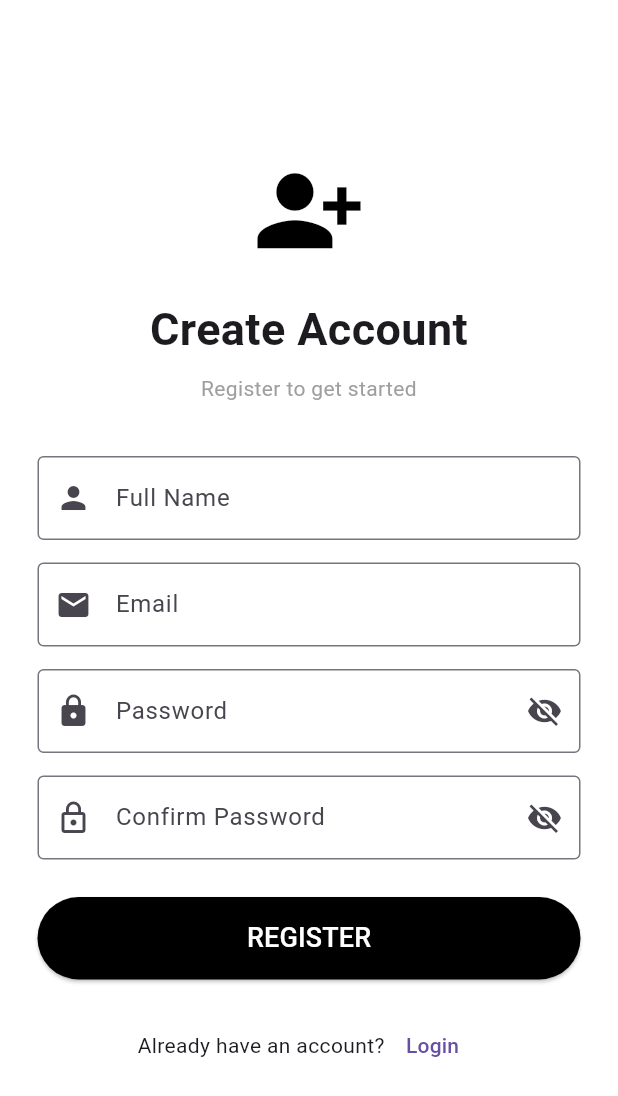
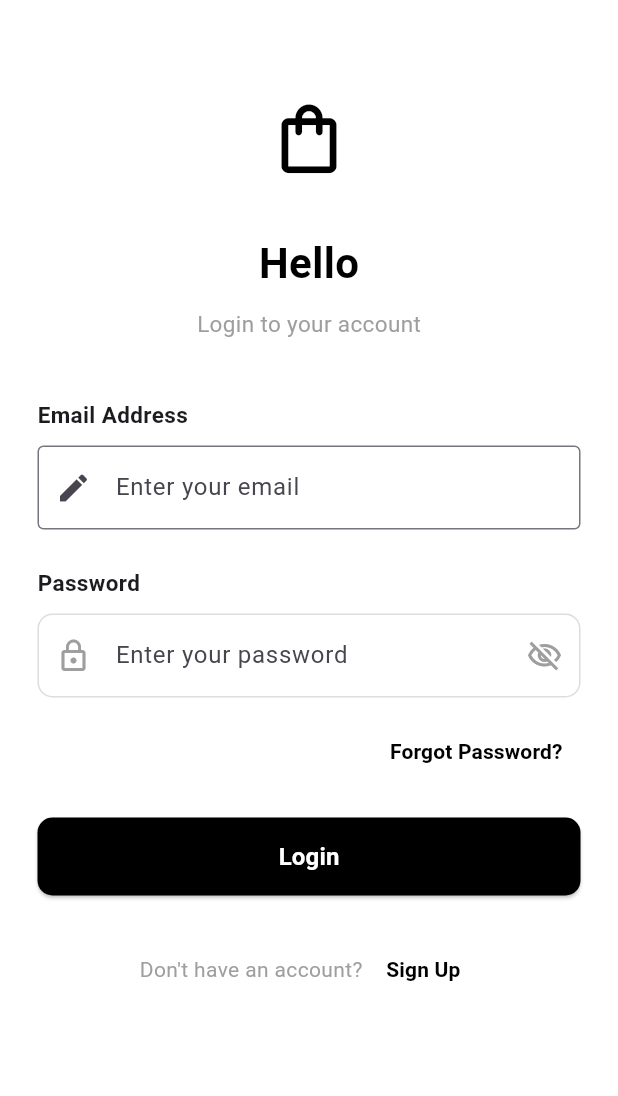
Before and after one commit to ZainMoghari/e-commerceApp, a Flutter app: the screen it shows after launch, on a phone screen of 412 x 824 dp. Shown: the top 1096 px of the screen. Run offline on Flutter 3.47's test engine with Material 3 defaults, Android fonts, the phone set to English and light mode, and no system bars.

Commit message:
added login page

```diff
--- /dev/null
+++ b/lib/MyTextField.dart
@@ -0,0 +1,20 @@
+import 'package:flutter/material.dart';
+
+class MyTextField extends StatelessWidget {
+  final String hint;
+  final TextEditingController controller;
+
+  const MyTextField({super.key, required this.hint, required this.controller});
+
+  @override
+  Widget build(BuildContext context) {
+    return TextField(
+      controller: controller,
+      decoration: InputDecoration(
+        hintText: hint,
+        prefixIcon: const Icon(Icons.edit),
+        border: const OutlineInputBorder(),
+      ),
+    );
+  }
+}
--- a/lib/Register.dart
+++ b/lib/Register.dart
@@ -1,5 +1,6 @@
-import 'package:ecommerceapp1/details.dart';
 import 'package:flutter/material.dart';
+import 'login.dart';
+import 'package:ecommerceapp1/MyTextField.dart';
 
 class Register extends StatefulWidget {
   const Register({super.key});
@@ -44,10 +45,11 @@ class _RegisterState extends State<Register> {
   }
 
   void showMessage(String message) {
-    ScaffoldMessenger.of(context).showSnackBar(
-      SnackBar(content: Text(message)),
-    );
+    ScaffoldMessenger.of(
+      context,
+    ).showSnackBar(SnackBar(content: Text(message)));
   }
+
   @override
   Widget build(BuildContext context) {
     return Scaffold(
@@ -73,6 +75,7 @@ class _RegisterState extends State<Register> {
                   style: TextStyle(
                     fontSize: 30,
                     fontWeight: FontWeight.bold,
+                    color: Colors.black,
                   ),
                 ),
 
@@ -86,25 +89,16 @@ class _RegisterState extends State<Register> {
 
                 const SizedBox(height: 35),
 
-                TextField(
+                MyTextField(
+                  hint: "Enter your full name",
                   controller: nameController,
-                  decoration: const InputDecoration(
-                    labelText: "Full Name",
-                    prefixIcon: Icon(Icons.person),
-                    border: OutlineInputBorder(),
-                  ),
                 ),
 
                 const SizedBox(height: 15),
 
-                TextField(
+                MyTextField(
+                  hint: "Enter your email",
                   controller: emailController,
-                  keyboardType: TextInputType.emailAddress,
-                  decoration: const InputDecoration(
-                    labelText: "Email",
-                    prefixIcon: Icon(Icons.email),
-                    border: OutlineInputBorder(),
-                  ),
                 ),
 
                 const SizedBox(height: 15),
@@ -112,10 +106,12 @@ class _RegisterState extends State<Register> {
                 TextField(
                   controller: passwordController,
                   obscureText: hidePassword,
-                  decoration: InputDecoration(
+                  decoration:
+                      const InputDecoration(
                         labelText: "Password",
-                    prefixIcon: const Icon(Icons.lock),
-                    border: const OutlineInputBorder(),
+                        prefixIcon: Icon(Icons.lock),
+                        border: OutlineInputBorder(),
+                      ).copyWith(
                         suffixIcon: IconButton(
                           icon: Icon(
                             hidePassword
@@ -136,10 +132,12 @@ class _RegisterState extends State<Register> {
                 TextField(
                   controller: confirmController,
                   obscureText: hideConfirm,
-                  decoration: InputDecoration(
+                  decoration:
+                      const InputDecoration(
                         labelText: "Confirm Password",
-                    prefixIcon: const Icon(Icons.lock_outline),
-                    border: const OutlineInputBorder(),
+                        prefixIcon: Icon(Icons.lock_outline),
+                        border: OutlineInputBorder(),
+                      ).copyWith(
                         suffixIcon: IconButton(
                           icon: Icon(
                             hideConfirm
@@ -180,9 +178,17 @@ class _RegisterState extends State<Register> {
                     const Text("Already have an account?"),
                     TextButton(
                       onPressed: () {
-                        Navigator.pop(context);
+                        Navigator.push(
+                          context,
+                          MaterialPageRoute(
+                            builder: (context) => const LoginPage(),
+                          ),
+                        );
                       },
-                      child: const Text("Login"),
+                      child: const Text(
+                        "Login",
+                        style: TextStyle(color: Colors.black),
+                      ),
                     ),
                   ],
                 ),
--- /dev/null
+++ b/lib/login.dart
@@ -0,0 +1,215 @@
+import 'package:flutter/material.dart';
+import 'package:ecommerceapp1/HomePage.dart';
+import 'package:ecommerceapp1/Register.dart';
+import 'package:ecommerceapp1/MyTextField.dart';
+
+class LoginPage extends StatefulWidget {
+  const LoginPage({super.key});
+
+  @override
+  State<LoginPage> createState() => _LoginPageState();
+}
+
+class _LoginPageState extends State<LoginPage> {
+  bool hidePassword = true;
+
+  final emailController = TextEditingController();
+  final passwordController = TextEditingController();
+
+  @override
+  void dispose() {
+    emailController.dispose();
+    passwordController.dispose();
+    super.dispose();
+  }
+
+  void login() {
+    if (emailController.text.trim().isEmpty ||
+        passwordController.text.isEmpty) {
+      ScaffoldMessenger.of(context).showSnackBar(
+        const SnackBar(content: Text('Please enter your email and password')),
+      );
+    } else {
+      Navigator.pushReplacement(
+        context,
+        MaterialPageRoute(builder: (context) => const Homepage()),
+      );
+    }
+  }
+
+  @override
+  Widget build(BuildContext context) {
+    return Scaffold(
+      backgroundColor: Colors.white,
+      body: SafeArea(
+        child: SingleChildScrollView(
+          padding: const EdgeInsets.symmetric(horizontal: 25),
+          child: Column(
+            crossAxisAlignment: CrossAxisAlignment.start,
+            children: [
+              const SizedBox(height: 65),
+
+              const Center(
+                child: Icon(
+                  Icons.shopping_bag_outlined,
+                  size: 55,
+                  color: Colors.black,
+                ),
+              ),
+
+              const SizedBox(height: 35),
+
+              const Center(
+                child: Text(
+                  'Hello',
+                  style: TextStyle(
+                    fontSize: 28,
+                    fontWeight: FontWeight.bold,
+                    color: Colors.black,
+                  ),
+                ),
+              ),
+
+              const SizedBox(height: 10),
+
+              const Center(
+                child: Text(
+                  'Login to your account',
+                  style: TextStyle(fontSize: 15, color: Colors.grey),
+                ),
+              ),
+
+              const SizedBox(height: 40),
+
+              const Text(
+                'Email Address',
+                style: TextStyle(fontSize: 15, fontWeight: FontWeight.w600),
+              ),
+
+              const SizedBox(height: 10),
+
+              MyTextField(
+                hint: 'Enter your email',
+                controller: emailController,
+              ),
+
+              const SizedBox(height: 25),
+
+              const Text(
+                'Password',
+                style: TextStyle(fontSize: 15, fontWeight: FontWeight.w600),
+              ),
+
+              const SizedBox(height: 10),
+
+              TextField(
+                controller: passwordController,
+                obscureText: hidePassword,
+                decoration: InputDecoration(
+                  hintText: 'Enter your password',
+                  prefixIcon: const Icon(
+                    Icons.lock_outline,
+                    color: Colors.grey,
+                  ),
+                  suffixIcon: IconButton(
+                    icon: Icon(
+                      hidePassword
+                          ? Icons.visibility_off_outlined
+                          : Icons.visibility_outlined,
+                      color: Colors.grey,
+                    ),
+                    onPressed: () {
+                      setState(() {
+                        hidePassword = !hidePassword;
+                      });
+                    },
+                  ),
+                  border: OutlineInputBorder(
+                    borderRadius: BorderRadius.circular(10),
+                  ),
+                  enabledBorder: OutlineInputBorder(
+                    borderRadius: BorderRadius.circular(10),
+                    borderSide: const BorderSide(color: Color(0xFFDDDDDD)),
+                  ),
+                  focusedBorder: OutlineInputBorder(
+                    borderRadius: BorderRadius.circular(10),
+                    borderSide: const BorderSide(color: Colors.black),
+                  ),
+                ),
+              ),
+
+              const SizedBox(height: 12),
+
+              Align(
+                alignment: Alignment.centerRight,
+                child: TextButton(
+                  onPressed: () {
+                    // Forgot Password will be connected later.
+                  },
+                  child: const Text(
+                    'Forgot Password?',
+                    style: TextStyle(
+                      color: Colors.black,
+                      fontWeight: FontWeight.w600,
+                    ),
+                  ),
+                ),
+              ),
+
+              const SizedBox(height: 20),
+
+              SizedBox(
+                width: double.infinity,
+                height: 52,
+                child: ElevatedButton(
+                  onPressed: login,
+                  style: ElevatedButton.styleFrom(
+                    backgroundColor: Colors.black,
+                    foregroundColor: Colors.white,
+                    shape: RoundedRectangleBorder(
+                      borderRadius: BorderRadius.circular(10),
+                    ),
+                  ),
+                  child: const Text(
+                    'Login',
+                    style: TextStyle(fontSize: 16, fontWeight: FontWeight.bold),
+                  ),
+                ),
+              ),
+
+              const SizedBox(height: 25),
+
+              Row(
+                mainAxisAlignment: MainAxisAlignment.center,
+                children: [
+                  const Text(
+                    "Don't have an account? ",
+                    style: TextStyle(color: Colors.grey, fontSize: 14),
+                  ),
+
+                  TextButton(
+                    onPressed: () {
+                      Navigator.push(
+                        context,
+                        MaterialPageRoute(
+                          builder: (context) => const Register(),
+                        ),
+                      );
+                    },
+                    child: const Text(
+                      'Sign Up',
+                      style: TextStyle(
+                        color: Colors.black,
+                        fontWeight: FontWeight.bold,
+                      ),
+                    ),
+                  ),
+                ],
+              ),
+            ],
+          ),
+        ),
+      ),
+    );
+  }
+}
--- a/lib/main.dart
+++ b/lib/main.dart
@@ -1,25 +1,18 @@
-import 'package:ecommerceapp1/HomePage.dart';
-import 'package:ecommerceapp1/Register.dart';
 import 'package:flutter/material.dart';
+import 'package:ecommerceapp1/login.dart';
 
-void main(){
-  runApp(MyApp());
+void main() {
+  runApp(const MyApp());
 }
 
-class MyApp extends StatefulWidget {
+class MyApp extends StatelessWidget {
   const MyApp({super.key});
+
   @override
-  State<StatefulWidget> createState() => _MyAppState();
-
-
-}
-
-class _MyAppState extends State<MyApp> {
-  @override
-  Widget build(BuildContext con){
+  Widget build(BuildContext context) {
     return MaterialApp(
       debugShowCheckedModeBanner: false,
-      home: Register(),
+      home: SafeArea(child: const LoginPage()),
     );
   }
 }
```
Also changed, not shown: lib/HomePage.dart (+98 -69 lines). Lines whose indentation alone changed are shown as unchanged.
